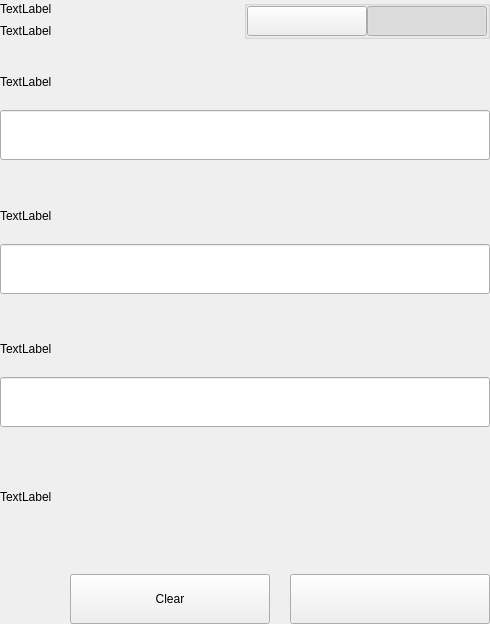
ORO-mlm/ORO-Core, file src/qt/oro/settings/forms/settingsbittoolwidget.ui: the form before one commit.
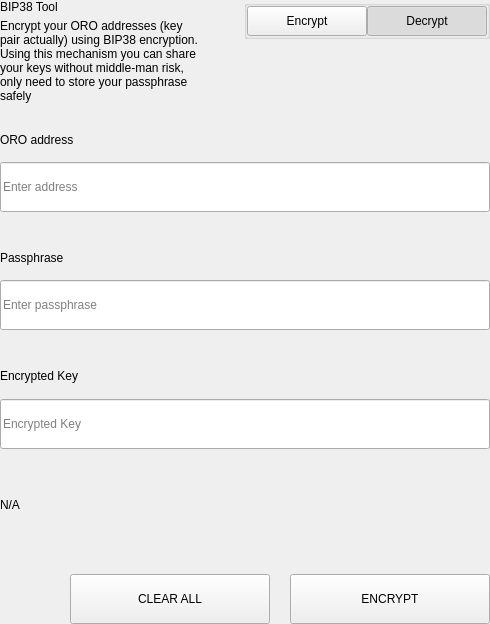
The form after the commit.

```diff
--- a/src/qt/oro/settings/forms/settingsbittoolwidget.ui
+++ b/src/qt/oro/settings/forms/settingsbittoolwidget.ui
@@ -62,14 +62,15 @@
             <item>
              <widget class="QLabel" name="labelTitle">
               <property name="text">
-               <string>TextLabel</string>
+               <string>BIP38 Tool</string>
               </property>
              </widget>
             </item>
             <item>
              <widget class="QLabel" name="labelSubtitle1">
               <property name="text">
-               <string>TextLabel</string>
+               <string>Encrypt your ORO addresses (key pair actually) using BIP38 encryption.
+Using this mechanism you can share your keys without middle-man risk, only need to store your passphrase safely</string>
               </property>
               <property name="wordWrap">
                <bool>true</bool>
@@ -133,7 +134,7 @@
                 <enum>Qt::NoFocus</enum>
                </property>
                <property name="text">
-                <string/>
+                <string>Encrypt</string>
                </property>
                <property name="checkable">
                 <bool>true</bool>
@@ -161,7 +162,7 @@
                 <enum>Qt::NoFocus</enum>
                </property>
                <property name="text">
-                <string/>
+                <string>Decrypt</string>
                </property>
                <property name="checkable">
                 <bool>true</bool>
@@ -647,7 +648,7 @@
                   </size>
                  </property>
                  <property name="text">
-                  <string>TextLabel</string>
+                  <string>ORO address</string>
                  </property>
                 </widget>
                </item>
@@ -659,6 +660,9 @@
                    <height>50</height>
                   </size>
                  </property>
+                 <property name="placeholderText">
+                  <string>Enter address</string>
+                 </property>
                 </widget>
                </item>
               </layout>
@@ -718,7 +722,7 @@
                     </size>
                    </property>
                    <property name="text">
-                    <string>TextLabel</string>
+                    <string>Passphrase</string>
                    </property>
                   </widget>
                  </item>
@@ -736,6 +740,9 @@
                      <height>50</height>
                     </size>
                    </property>
+                   <property name="placeholderText">
+                    <string>Enter passphrase</string>
+                   </property>
                   </widget>
                  </item>
                 </layout>
@@ -801,7 +808,7 @@
                   </size>
                  </property>
                  <property name="text">
-                  <string>TextLabel</string>
+                  <string>Encrypted Key</string>
                  </property>
                 </widget>
                </item>
@@ -813,6 +820,9 @@
                    <height>50</height>
                   </size>
                  </property>
+                 <property name="placeholderText">
+                  <string>Encrypted Key</string>
+                 </property>
                 </widget>
                </item>
               </layout>
@@ -821,7 +831,7 @@
             <item>
              <widget class="QLabel" name="statusLabel_ENC">
               <property name="text">
-               <string>TextLabel</string>
+               <string notr="true">N/A</string>
               </property>
              </widget>
             </item>
@@ -874,7 +884,7 @@
                  <enum>Qt::NoFocus</enum>
                 </property>
                 <property name="text">
-                 <string>Clear</string>
+                 <string>CLEAR ALL</string>
                 </property>
                </widget>
               </item>
@@ -912,7 +922,7 @@
                  <enum>Qt::NoFocus</enum>
                 </property>
                 <property name="text">
-                 <string/>
+                 <string>ENCRYPT</string>
                 </property>
                </widget>
               </item>
```
Left out of the diff: 19 changed lines with no effect on the pictures.
